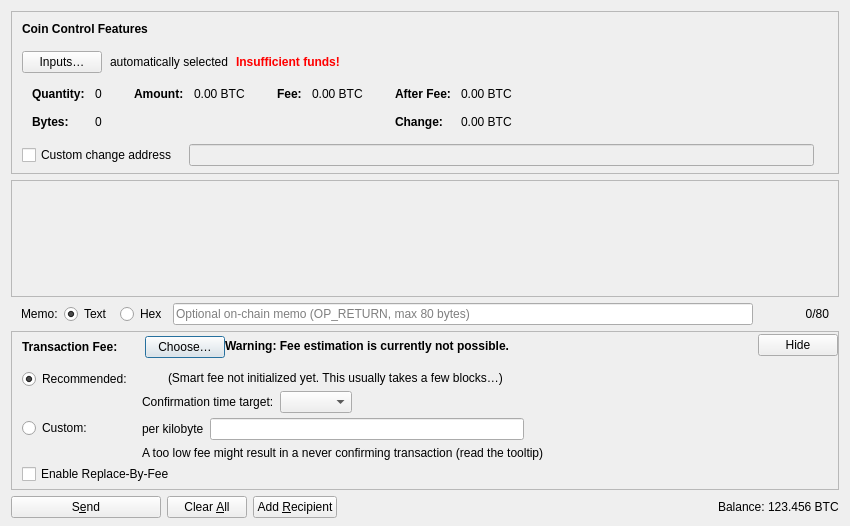
First picture: the form in src/qt/forms/sendcoinsdialog.ui, repository saltduck/bitcoinpurity, before the edit.
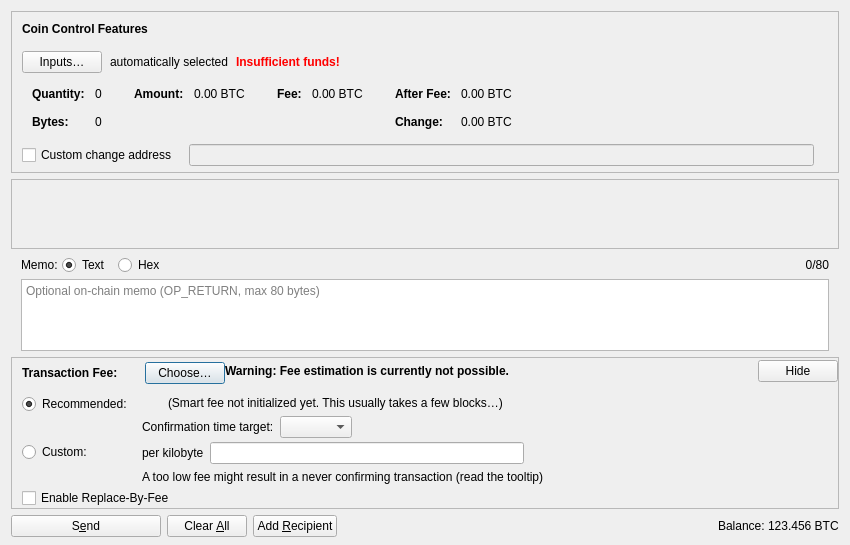
Second picture: the form after the edit. Icons and pictures are not drawn. Custom widgets are drawn as their Qt base class.

Commit message:
Improve Send dialog: QR scan, larger memo, and SQLite init on macOS.
Add a Pay To QR scanner (camera/image via quirc), expand the OP_RETURN memo field, and tolerate already-initialized system SQLite so wallet creation works on macOS.

Diff of the .ui file:
```diff
--- a/src/qt/forms/sendcoinsdialog.ui
+++ b/src/qt/forms/sendcoinsdialog.ui
@@ -606,7 +606,10 @@
     </widget>
    </item>
    <item>
-    <layout class="QHBoxLayout" name="horizontalLayoutOpReturnMemo">
+    <layout class="QVBoxLayout" name="verticalLayoutOpReturnMemo">
+     <property name="spacing">
+      <number>4</number>
+     </property>
      <property name="leftMargin">
       <number>10</number>
      </property>
@@ -614,6 +617,8 @@
       <number>10</number>
      </property>
      <item>
+      <layout class="QHBoxLayout" name="horizontalLayoutOpReturnMemoHeader">
+       <item>
       <widget class="QLabel" name="labelOpReturnMemo">
        <property name="text">
         <string>Memo:</string>
@@ -660,14 +665,17 @@
       </layout>
      </item>
      <item>
-      <widget class="QLineEdit" name="opReturnMemo">
-       <property name="toolTip">
-        <string>Optional on-chain memo added as an OP_RETURN output (max 80 bytes). This data is publicly visible on the blockchain. Text input is trimmed; hex input ignores whitespace and an optional 0x prefix.</string>
-       </property>
-       <property name="placeholderText">
-        <string>Optional on-chain memo (OP_RETURN, max 80 bytes)</string>
-       </property>
-      </widget>
+        <spacer name="horizontalSpacerOpReturnMemo">
+         <property name="orientation">
+          <enum>Qt::Horizontal</enum>
+         </property>
+         <property name="sizeHint" stdset="0">
+          <size>
+           <width>40</width>
+           <height>20</height>
+          </size>
+         </property>
+        </spacer>
      </item>
      <item>
       <widget class="QLabel" name="labelOpReturnMemoBytes">
@@ -682,6 +690,42 @@
        </property>
        <property name="alignment">
         <set>Qt::AlignRight|Qt::AlignTrailing|Qt::AlignVCenter</set>
+         </property>
+        </widget>
+       </item>
+      </layout>
+     </item>
+     <item>
+      <widget class="QPlainTextEdit" name="opReturnMemo">
+       <property name="sizePolicy">
+        <sizepolicy hsizetype="Expanding" vsizetype="Fixed">
+         <horstretch>0</horstretch>
+         <verstretch>0</verstretch>
+        </sizepolicy>
+       </property>
+       <property name="minimumSize">
+        <size>
+         <width>0</width>
+         <height>72</height>
+        </size>
+       </property>
+       <property name="maximumSize">
+        <size>
+         <width>16777215</width>
+         <height>96</height>
+        </size>
+       </property>
+       <property name="toolTip">
+        <string>Optional on-chain memo added as an OP_RETURN output (max 80 bytes). This data is publicly visible on the blockchain. Text input is trimmed; hex input ignores whitespace and an optional 0x prefix.</string>
+       </property>
+       <property name="tabChangesFocus">
+        <bool>true</bool>
+       </property>
+       <property name="lineWrapMode">
+        <enum>QPlainTextEdit::WidgetWidth</enum>
+       </property>
+       <property name="placeholderText">
+        <string>Optional on-chain memo (OP_RETURN, max 80 bytes)</string>
        </property>
       </widget>
      </item>
```
Lines whose indentation alone changed are shown as unchanged. The commit also changes 20 other files.
